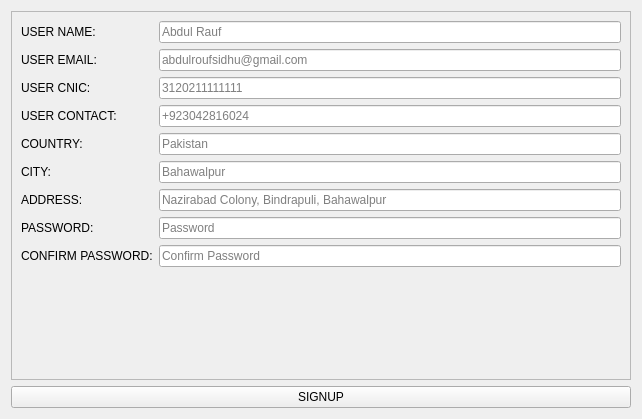
The window that widgets/auth/signup.ui (abdulroufsidhu/bms) describes before a commit, drawn with Qt 5.
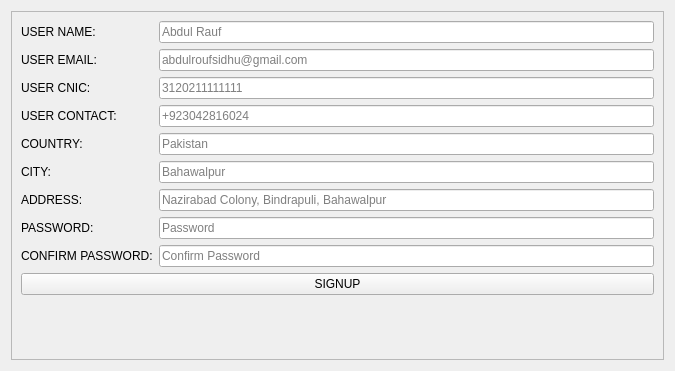
The same window after the commit.

Diff of the .ui file:
```diff
--- a/widgets/auth/signup.ui
+++ b/widgets/auth/signup.ui
@@ -6,21 +6,14 @@
    <rect>
     <x>0</x>
     <y>0</y>
-    <width>642</width>
-    <height>419</height>
+    <width>675</width>
+    <height>371</height>
    </rect>
   </property>
   <property name="windowTitle">
    <string>Form</string>
   </property>
   <layout class="QGridLayout" name="gridLayout">
-   <item row="5" column="0">
-    <widget class="QPushButton" name="btn_signup">
-     <property name="text">
-      <string>SIGNUP</string>
-     </property>
-    </widget>
-   </item>
    <item row="0" column="0">
     <widget class="QScrollArea" name="scrollArea">
      <property name="widgetResizable">
@@ -31,8 +24,8 @@
        <rect>
         <x>0</x>
         <y>0</y>
-        <width>622</width>
-        <height>366</height>
+        <width>655</width>
+        <height>351</height>
        </rect>
       </property>
       <layout class="QGridLayout" name="gridLayout_2">
@@ -172,6 +165,26 @@
          </item>
         </layout>
        </item>
+       <item row="1" column="0">
+        <widget class="QPushButton" name="btn_signup">
+         <property name="text">
+          <string>SIGNUP</string>
+         </property>
+        </widget>
+       </item>
+       <item row="2" column="0">
+        <spacer name="verticalSpacer">
+         <property name="orientation">
+          <enum>Qt::Vertical</enum>
+         </property>
+         <property name="sizeHint" stdset="0">
+          <size>
+           <width>20</width>
+           <height>40</height>
+          </size>
+         </property>
+        </spacer>
+       </item>
       </layout>
      </widget>
     </widget>
```
